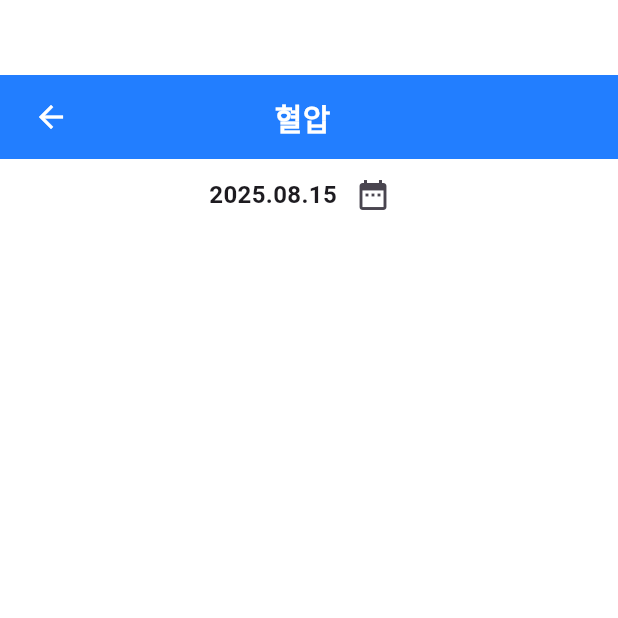
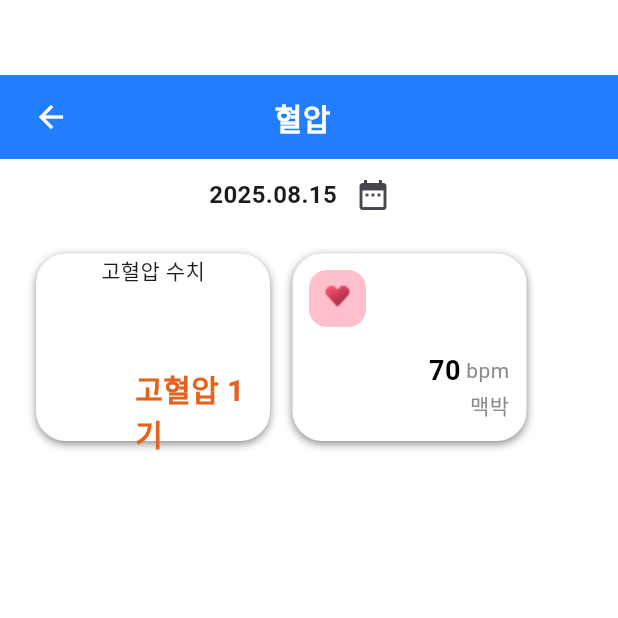
Before and after one commit to novellink-leedaeseung/novel_app, a Flutter app: the BloodPressureInfo screen opened by its route, on a phone screen of 412 x 824 dp, the top half of it. Run offline on Flutter 3.47's test engine with Material 3 defaults, Android fonts, the phone set to English and light mode, and no system bars; our stand-ins replace go_router.

Commit message:
[혈압 상세] - 맥박

```diff
--- a/lib/primary-color.dart
+++ b/lib/primary-color.dart
@@ -1,8 +1,14 @@
 import 'dart:ui';
+
+import 'package:flutter/material.dart';
 
 
 class PrimaryColor {
   static Color gray = Color(0xff8C8C8C);
   static Color blue = Color(0xff227EFF);
+  static Color pink = Color(0xffFFC0CC);
+  static Color orange = Color(0xffE5621C);
+  static Color white = Colors.white;
+
 
 }
--- a/lib/screen/blood-pressure-info.dart
+++ b/lib/screen/blood-pressure-info.dart
@@ -36,13 +36,20 @@ class _BloodPressureInfoState extends State<BloodPressureInfo> {
                       },
                       icon: Icon(Icons.arrow_back_outlined),
                       style: IconButton.styleFrom(
-                        foregroundColor: Colors.white
+                        foregroundColor: Colors.white,
                       ),
                     ),
 
                     Padding(
                       padding: const EdgeInsets.only(left: 125),
-                      child: Text("혈압", style: TextStyle(color: Colors.white, fontSize: 20, fontWeight: FontWeight.w700)),
+                      child: Text(
+                        "혈압",
+                        style: TextStyle(
+                          color: Colors.white,
+                          fontSize: 20,
+                          fontWeight: FontWeight.w700,
+                        ),
+                      ),
                     ),
                   ],
                 ),
@@ -55,17 +62,144 @@ class _BloodPressureInfoState extends State<BloodPressureInfo> {
             child: Row(
               mainAxisAlignment: MainAxisAlignment.center,
               children: [
-                Text("2025.08.15", style: TextStyle(
-                  fontSize: 16,
-                  fontWeight: FontWeight.w600
-                ),),
-                IconButton(onPressed: (){}, icon: Icon(Icons.date_range))
+                Text(
+                  "2025.08.15",
+                  style: TextStyle(fontSize: 16, fontWeight: FontWeight.w600),
+                ),
+                IconButton(onPressed: () {}, icon: Icon(Icons.date_range)),
               ],
             ),
           ),
-
+          // 고혈압 1기
+          Padding(
+            padding: const EdgeInsets.only(left: 24, top: 15),
+            child: SizedBox(
+              child: Row(
+                children: [
+                  // 고혈압 1기, 맥박
+                  Container(
+                    decoration: grayBoxDecoration(),
+                    width: 156,
+                    height: 125,
+                    child: Column(
+                      children: [
+                        Text("고혈압 수치"),
+                        Padding(
+                          padding: const EdgeInsets.only(top: 53, left: 65),
+                          child: Text(
+                            "고혈압 1기",
+                            style: TextStyle(
+                              color: PrimaryColor.orange,
+                              fontWeight: FontWeight.w700,
+                              fontSize: 20,
+                            ),
+                          ),
+                        ),
+                      ],
+                    ),
+                  ),
+                  // 맥박
+                  Padding(
+                    padding: const EdgeInsets.only(left: 15, right: 24),
+                    child: Container(
+                      decoration: grayBoxDecoration(),
+                      width: 156,
+                      height: 125,
+                      child: Column(
+                        children: [
+                          Align(
+                            alignment: Alignment.centerLeft,
+                            child: Padding(
+                              padding: const EdgeInsets.only(top: 10, left: 10),
+                              child: Container(
+                                decoration: heartBoxDecoration(),
+                                width: 38,
+                                height: 38,
+                                child: Image.asset(
+                                  "assets/images/icon/heart.png",
+                                ),
+                              ),
+                            ),
+                          ),
+                          Padding(
+                            padding: const EdgeInsets.only(
+                              top: 16,
+                              bottom: 10,
+                              right: 3,
+                              left: 60,
+                            ),
+                            child: SizedBox(
+                              width: 76,
+                              height: 49,
+                              child: Column(
+                                crossAxisAlignment: CrossAxisAlignment.end,
+                                children: [
+                                  Row(
+                                    mainAxisAlignment: MainAxisAlignment.end,
+                                    children: [
+                                      Text(
+                                        "70",
+                                        style: TextStyle(
+                                          color: Colors.black,
+                                          fontSize: 18,
+                                          fontWeight: FontWeight.w700,
+                                        ),
+                                      ),
+                                      Text(
+                                        " bpm",
+                                        style: TextStyle(
+                                          fontWeight: FontWeight.w400,
+                                          fontSize: 14,
+                                          color: PrimaryColor.gray,
+                                        ),
+                                      ),
+                                    ],
+                                  ),
+                                  Text(
+                                    "맥박",
+                                    style: TextStyle(
+                                      color: PrimaryColor.gray,
+                                      fontWeight: FontWeight.w400,
+                                      fontSize: 14,
+                                    ),
+                                  ),
+                                ],
+                              ),
+                            ),
+                          ),
+                        ],
+                      ),
+                    ),
+                  ),
+                ],
+              ),
+            ),
+          ),
         ],
       ),
     );
   }
+
+  BoxDecoration heartBoxDecoration() {
+    return BoxDecoration(
+      color: PrimaryColor.pink,
+      borderRadius: BorderRadius.circular(12),
+    );
+  }
+
+  BoxDecoration grayBoxDecoration() {
+    return BoxDecoration(
+      color: Colors.white,
+      border: Border.all(color: PrimaryColor.white, width: 1),
+      borderRadius: BorderRadius.circular(20), // 모서리 둥글게
+      boxShadow: [
+        BoxShadow(
+          color: PrimaryColor.gray, // 흰색 그림자
+          blurRadius: 4, // 번짐 정도
+          spreadRadius: 0, // 확장 정도 (0이면 깔끔)
+          offset: Offset(0, 2), // X=0, Y=2 → 아래쪽으로만 그림자
+        ),
+      ],
+    );
+  }
 }
```
Also changed, not shown: assets/images/icon/heart.png (added).
